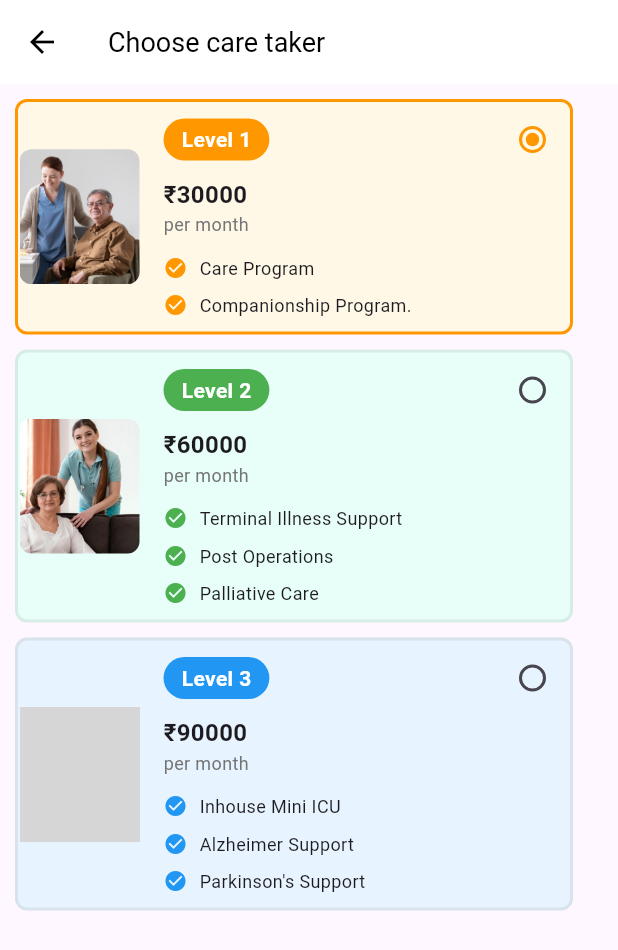
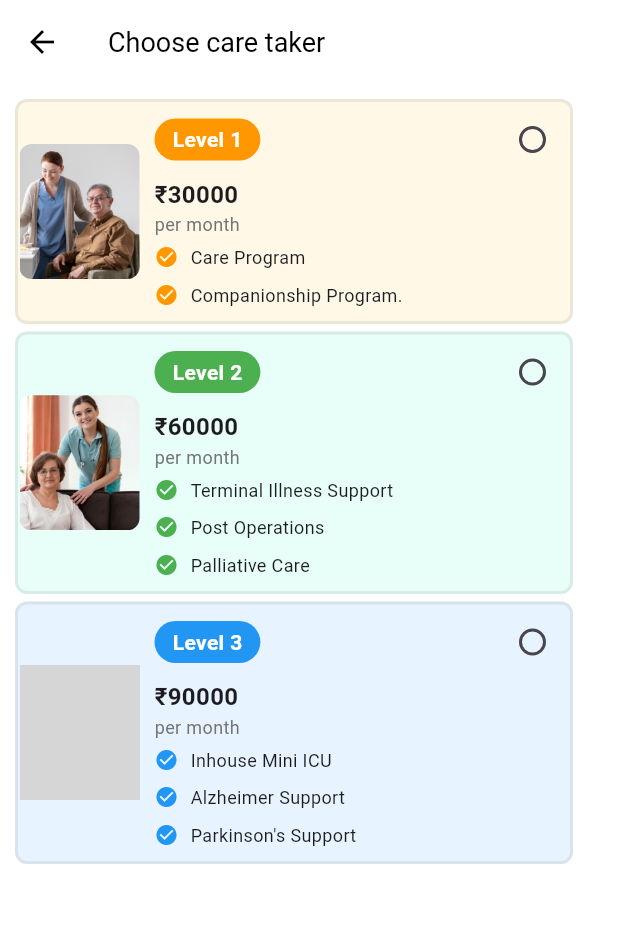
Before and after one commit to sanketpandit-dev/365-App, a Flutter app: the HealthPlan screen opened directly, on a phone screen of 412 x 824 dp. Shown: the top 950 px of the screen. Run offline on Flutter 3.47's test engine with Material 3 defaults, Android fonts, the phone set to English and light mode, and no system bars; our stand-ins replace carousel_slider, intl_phone_field, pin_code_fields; grey boxes are pictures that could not be loaded.

Commit message:
second commit

```diff
--- a/lib/view/healthplan.dart
+++ b/lib/view/healthplan.dart
@@ -1,7 +1,47 @@
 import 'package:flutter/material.dart';
+import 'package:healthcare/view/plandetail.dart';
+import 'package:healthcare/view/plandetail1.dart';  // Add PlanDetail1 import
+import 'package:healthcare/view/plandetail2.dart';  // Add PlanDetail3 import
 
-class HealthPlan extends StatelessWidget {
+class HealthPlan extends StatefulWidget {
   const HealthPlan({Key? key}) : super(key: key);
+
+  @override
+  State<HealthPlan> createState() => _HealthPlanState();
+}
+
+class _HealthPlanState extends State<HealthPlan> {
+  int? _selectedLevel;
+
+  void _onPlanSelected(int level) {
+    setState(() {
+      _selectedLevel = level;
+    });
+
+
+    if (level == 1) {
+      Navigator.push(
+        context,
+        MaterialPageRoute(
+          builder: (context) => PlanDetail(),
+        ),
+      );
+    } else if (level == 2) {
+      Navigator.push(
+        context,
+        MaterialPageRoute(
+          builder: (context) => plandetail1(),
+        ),
+      );
+    } else if (level == 3) {
+      Navigator.push(
+        context,
+        MaterialPageRoute(
+          builder: (context) => PlanDetail2(),
+        ),
+      );
+    }
+  }
 
   @override
   Widget build(BuildContext context) {
@@ -26,9 +66,10 @@ class HealthPlan extends StatelessWidget {
               services: const ['Care Program', 'Companionship Program.'],
               color: const Color(0xFFFFF8E7),
               levelColor: Colors.orange,
-              groupValue: 1,
+              selectedLevel: _selectedLevel,
+              onSelect: _onPlanSelected,
             ),
-            const SizedBox(height: 10),
+            const SizedBox(height: 5),
             CaretakerCard(
               level: 2,
               price: 60000,
@@ -40,9 +81,10 @@ class HealthPlan extends StatelessWidget {
               ],
               color: const Color(0xFFE7FFF8),
               levelColor: Colors.green,
-              groupValue: 1,
+              selectedLevel: _selectedLevel,
+              onSelect: _onPlanSelected,
             ),
-            const SizedBox(height: 10),
+            const SizedBox(height: 5),
             CaretakerCard(
               level: 3,
               price: 90000,
@@ -50,27 +92,30 @@ class HealthPlan extends StatelessWidget {
               services: const [
                 'Inhouse Mini ICU',
                 'Alzheimer Support',
-                'Parkinson\'s Support'
+                "Parkinson's Support"
               ],
               color: const Color(0xFFE7F4FF),
               levelColor: Colors.blue,
-              groupValue: 1,
+              selectedLevel: _selectedLevel,
+              onSelect: _onPlanSelected,
             ),
           ],
         ),
       ),
+      backgroundColor: Colors.white,
     );
   }
 }
 
-class CaretakerCard extends StatefulWidget {
+class CaretakerCard extends StatelessWidget {
   final int level;
   final int price;
   final String imagePath;
   final List<String> services;
   final Color color;
   final Color levelColor;
-  final int groupValue;
+  final int? selectedLevel;
+  final Function(int) onSelect;
 
   const CaretakerCard({
     Key? key,
@@ -80,35 +125,23 @@ class CaretakerCard extends StatefulWidget {
     required this.services,
     required this.color,
     required this.levelColor,
-    required this.groupValue,
+    required this.selectedLevel,
+    required this.onSelect,
   }) : super(key: key);
-
-  @override
-  State<CaretakerCard> createState() => _CaretakerCardState();
-}
-
-class _CaretakerCardState extends State<CaretakerCard> {
-  int? _selectedLevel;
-
-  @override
-  void initState() {
-    super.initState();
-    _selectedLevel = widget.groupValue;
-  }
 
   @override
   Widget build(BuildContext context) {
     final screenWidth = MediaQuery.of(context).size.width;
 
-    return Container(
+    return GestureDetector(
+      onTap: () => onSelect(level),
+      child: Container(
         width: screenWidth - 40,
         decoration: BoxDecoration(
-        color: widget.color,
+          color: color,
           borderRadius: BorderRadius.circular(8),
           border: Border.all(
-          color: _selectedLevel == widget.level
-              ? widget.levelColor
-              : Colors.grey.withOpacity(0.2),
+            color: selectedLevel == level ? levelColor : Colors.grey.withOpacity(0.2),
             width: 2,
           ),
         ),
@@ -118,13 +151,13 @@ class _CaretakerCardState extends State<CaretakerCard> {
             ClipRRect(
               borderRadius: BorderRadius.circular(8),
               child: Image.asset(
-              widget.imagePath,
+                imagePath,
                 width: 80,
                 height: 90,
                 fit: BoxFit.cover,
               ),
             ),
-          const SizedBox(width: 16),
+            const SizedBox(width: 10),
             Expanded(
               child: Column(
                 crossAxisAlignment: CrossAxisAlignment.start,
@@ -138,11 +171,11 @@ class _CaretakerCardState extends State<CaretakerCard> {
                           vertical: 4,
                         ),
                         decoration: BoxDecoration(
-                        color: widget.levelColor,
+                          color: levelColor,
                           borderRadius: BorderRadius.circular(18),
                         ),
                         child: Text(
-                        'Level ${widget.level}',
+                          'Level $level',
                           style: const TextStyle(
                             color: Colors.white,
                             fontWeight: FontWeight.bold,
@@ -150,20 +183,18 @@ class _CaretakerCardState extends State<CaretakerCard> {
                         ),
                       ),
                       Radio(
-                      value: widget.level,
-                      groupValue: _selectedLevel,
+                        value: level,
+                        groupValue: selectedLevel,
                         onChanged: (int? value) {
-                        setState(() {
-                          _selectedLevel = value;
-                        });
+                          onSelect(level);
                         },
-                      activeColor: widget.levelColor,
+                        activeColor: levelColor,
                       ),
                     ],
                   ),
                   const SizedBox(height: 1),
                   Text(
-                  '₹${widget.price}',
+                    '₹$price',
                     style: const TextStyle(
                       fontSize: 16,
                       fontWeight: FontWeight.bold,
@@ -176,17 +207,17 @@ class _CaretakerCardState extends State<CaretakerCard> {
                       fontSize: 12,
                     ),
                   ),
-                const SizedBox(height: 12),
+                  const SizedBox(height: 5),
                   Column(
                     crossAxisAlignment: CrossAxisAlignment.start,
-                  children: widget.services.map((service) {
+                    children: services.map((service) {
                       return Padding(
                         padding: const EdgeInsets.only(bottom: 8),
                         child: Row(
                           children: [
                             Icon(
                               Icons.check_circle,
-                            color: widget.levelColor,
+                              color: levelColor,
                               size: 16,
                             ),
                             const SizedBox(width: 8),
@@ -206,6 +237,7 @@ class _CaretakerCardState extends State<CaretakerCard> {
             ),
           ],
         ),
+      ),
     );
   }
 }
```
Also changed, not shown: lib/view/book_plan.dart (added, +19 -0 lines), lib/view/plandetail.dart (added, +181 -0 lines), lib/view/plandetail1.dart (added, +180 -0 lines), lib/view/plandetail2.dart (added, +180 -0 lines), asset/help.png (added), asset/nurse.png (added). Lines whose indentation alone changed are shown as unchanged.
